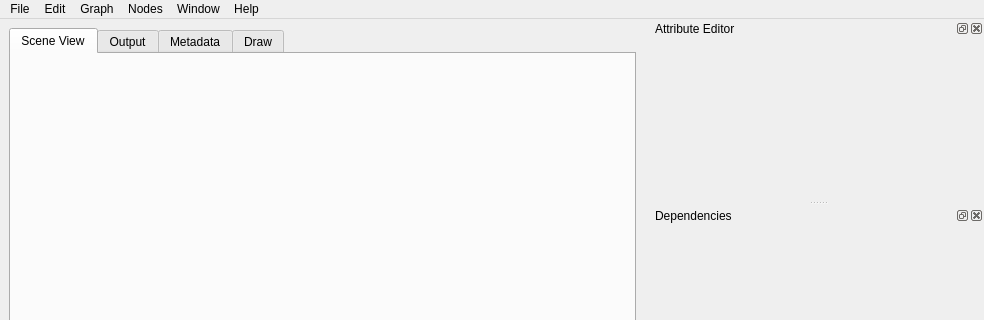
Before: the Qt Designer form ui/SceneGraph.ui in mfessenden/SceneGraph, drawn with Qt 5; both pictures show x 0 to 984 and y 0 to 320 of the 984 by 789 pixel window.
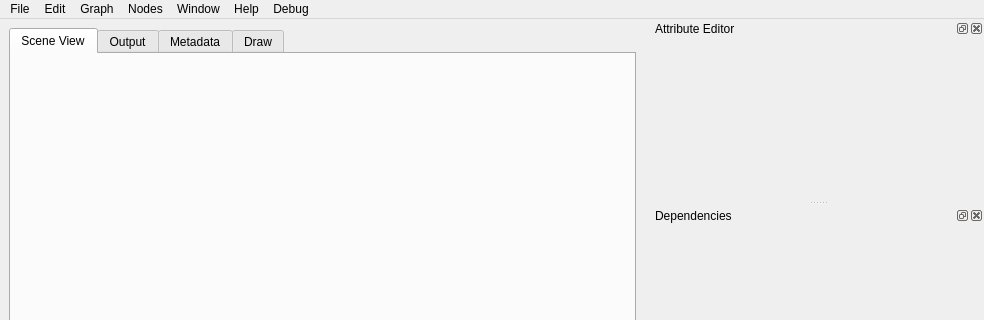
After: the same form once the commit is applied. Icons and pictures are not drawn.

Commit message: - dot connections now rotate and scale dynamically - updated handler to use GraphicsScene is_node/is_edge methods - add undo stack calls to handler

What changed in the file:
```diff
--- a/ui/SceneGraph.ui
+++ b/ui/SceneGraph.ui
@@ -198,12 +198,19 @@
      <string>Nodes</string>
     </property>
    </widget>
+   <widget class="QMenu" name="menu_debug">
+    <property name="title">
+     <string>Debug</string>
+    </property>
+    <addaction name="action_reset_dots"/>
+   </widget>
    <addaction name="menu_file"/>
    <addaction name="menu_edit"/>
    <addaction name="menu_graph"/>
    <addaction name="menu_nodes"/>
    <addaction name="menu_window"/>
    <addaction name="menu_help"/>
+   <addaction name="menu_debug"/>
   </widget>
   <widget class="QStatusBar" name="statusbar"/>
   <widget class="QDockWidget" name="attrEditorWidget">
```
Left out of the diff: 8 changed lines with no effect on the pictures. The commit also changes 10 other files.
